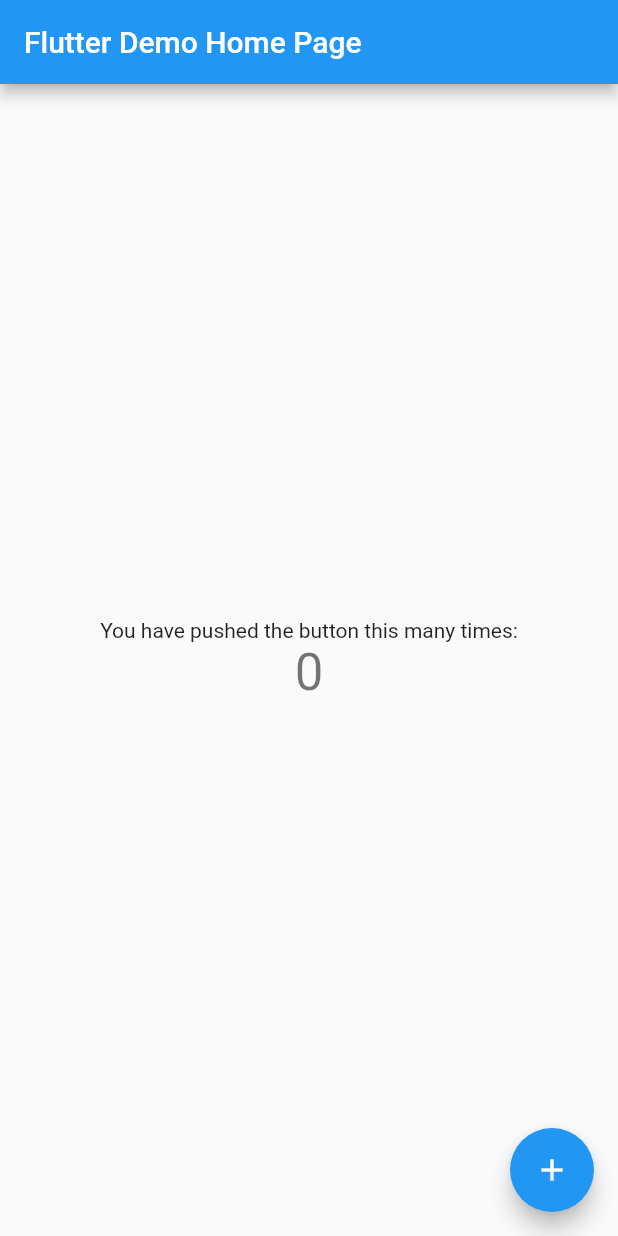
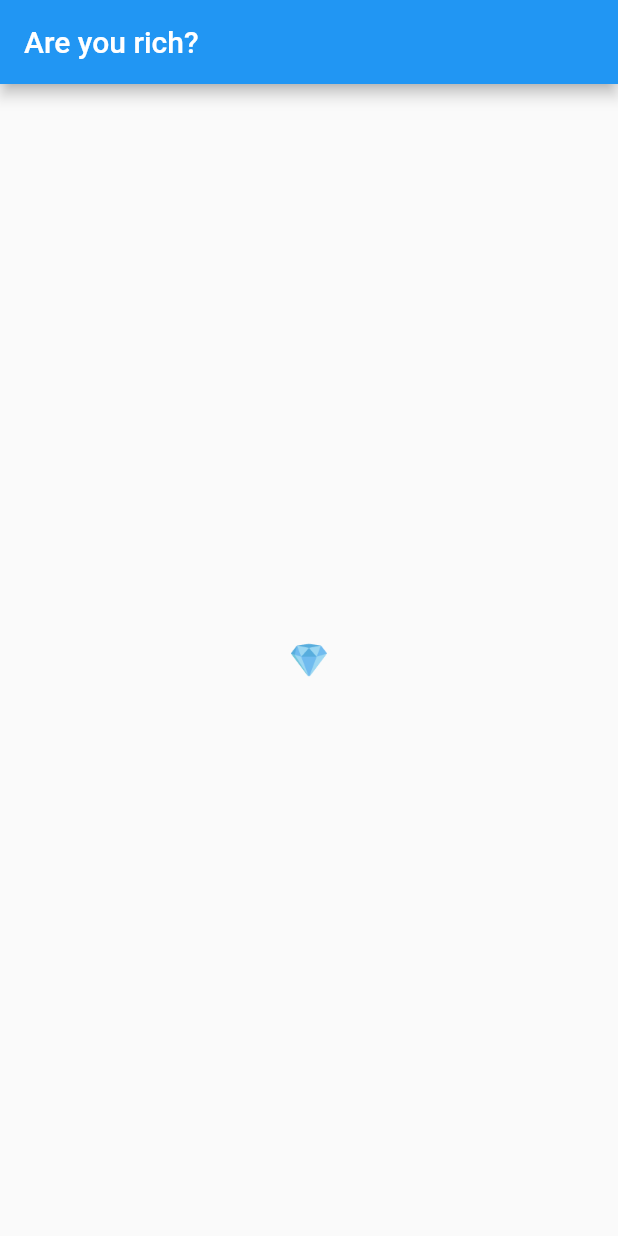
Before and after one commit to hayabusabusa/are_you_rich, a Flutter app: the screen it shows after launch, on a phone screen of 412 x 824 dp. Run offline on Flutter 3.47's test engine with Material 2 defaults, Android fonts, the light colour scheme and no system bars.

Commit message:
Add assets and test asset code

```diff
--- a/lib/main.dart
+++ b/lib/main.dart
@@ -1,111 +1,21 @@
 import 'package:flutter/material.dart';
+import 'package:are_you_rich/utils/utils.dart';
 
-void main() => runApp(MyApp());
+void main() => runApp(AreYouRichApp());
 
-class MyApp extends StatelessWidget {
-  // This widget is the root of your application.
+class AreYouRichApp extends StatelessWidget {
   @override
   Widget build(BuildContext context) {
     return MaterialApp(
-      title: 'Flutter Demo',
-      theme: ThemeData(
-        // This is the theme of your application.
-        //
-        // Try running your application with "flutter run". You'll see the
-        // application has a blue toolbar. Then, without quitting the app, try
-        // changing the primarySwatch below to Colors.green and then invoke
-        // "hot reload" (press "r" in the console where you ran "flutter run",
-        // or simply save your changes to "hot reload" in a Flutter IDE).
-        // Notice that the counter didn't reset back to zero; the application
-        // is not restarted.
-        primarySwatch: Colors.blue,
+      title: 'Are you rich?',
+      home: Scaffold(
+        appBar: AppBar(
+          title: Text('Are you rich?'),
+        ),
+        body: Center(
+          child: Image(image: Assets.icDiamond,),
+        ),
       ),
-      home: MyHomePage(title: 'Flutter Demo Home Page'),
     );
   }
 }
-
-class MyHomePage extends StatefulWidget {
-  MyHomePage({Key key, this.title}) : super(key: key);
-
-  // This widget is the home page of your application. It is stateful, meaning
-  // that it has a State object (defined below) that contains fields that affect
-  // how it looks.
-
-  // This class is the configuration for the state. It holds the values (in this
-  // case the title) provided by the parent (in this case the App widget) and
-  // used by the build method of the State. Fields in a Widget subclass are
-  // always marked "final".
-
-  final String title;
-
-  @override
-  _MyHomePageState createState() => _MyHomePageState();
-}
-
-class _MyHomePageState extends State<MyHomePage> {
-  int _counter = 0;
-
-  void _incrementCounter() {
-    setState(() {
-      // This call to setState tells the Flutter framework that something has
-      // changed in this State, which causes it to rerun the build method below
-      // so that the display can reflect the updated values. If we changed
-      // _counter without calling setState(), then the build method would not be
-      // called again, and so nothing would appear to happen.
-      _counter++;
-    });
-  }
-
-  @override
-  Widget build(BuildContext context) {
-    // This method is rerun every time setState is called, for instance as done
-    // by the _incrementCounter method above.
-    //
-    // The Flutter framework has been optimized to make rerunning build methods
-    // fast, so that you can just rebuild anything that needs updating rather
-    // than having to individually change instances of widgets.
-    return Scaffold(
-      appBar: AppBar(
-        // Here we take the value from the MyHomePage object that was created by
-        // the App.build method, and use it to set our appbar title.
-        title: Text(widget.title),
-      ),
-      body: Center(
-        // Center is a layout widget. It takes a single child and positions it
-        // in the middle of the parent.
-        child: Column(
-          // Column is also layout widget. It takes a list of children and
-          // arranges them vertically. By default, it sizes itself to fit its
-          // children horizontally, and tries to be as tall as its parent.
-          //
-          // Invoke "debug painting" (press "p" in the console, choose the
-          // "Toggle Debug Paint" action from the Flutter Inspector in Android
-          // Studio, or the "Toggle Debug Paint" command in Visual Studio Code)
-          // to see the wireframe for each widget.
-          //
-          // Column has various properties to control how it sizes itself and
-          // how it positions its children. Here we use mainAxisAlignment to
-          // center the children vertically; the main axis here is the vertical
-          // axis because Columns are vertical (the cross axis would be
-          // horizontal).
-          mainAxisAlignment: MainAxisAlignment.center,
-          children: <Widget>[
-            Text(
-              'You have pushed the button this many times:',
-            ),
-            Text(
-              '$_counter',
-              style: Theme.of(context).textTheme.display1,
-            ),
-          ],
-        ),
-      ),
-      floatingActionButton: FloatingActionButton(
-        onPressed: _incrementCounter,
-        tooltip: 'Increment',
-        child: Icon(Icons.add),
-      ), // This trailing comma makes auto-formatting nicer for build methods.
-    );
-  }
-}
--- /dev/null
+++ b/lib/utils/assets.dart
@@ -0,0 +1,5 @@
+import 'package:flutter/material.dart';
+
+class Assets {
+  static final AssetImage icDiamond = AssetImage('assets/ic_diamond.png');
+}
--- /dev/null
+++ b/lib/utils/utils.dart
@@ -0,0 +1 @@
+export './assets.dart';
```
Also changed, not shown: pubspec.yaml (+2 -51 lines), assets/2.0x/ic_diamond.png (added), assets/3.0x/ic_diamond.png (added), assets/ic_diamond.png (added), 1 other file.
